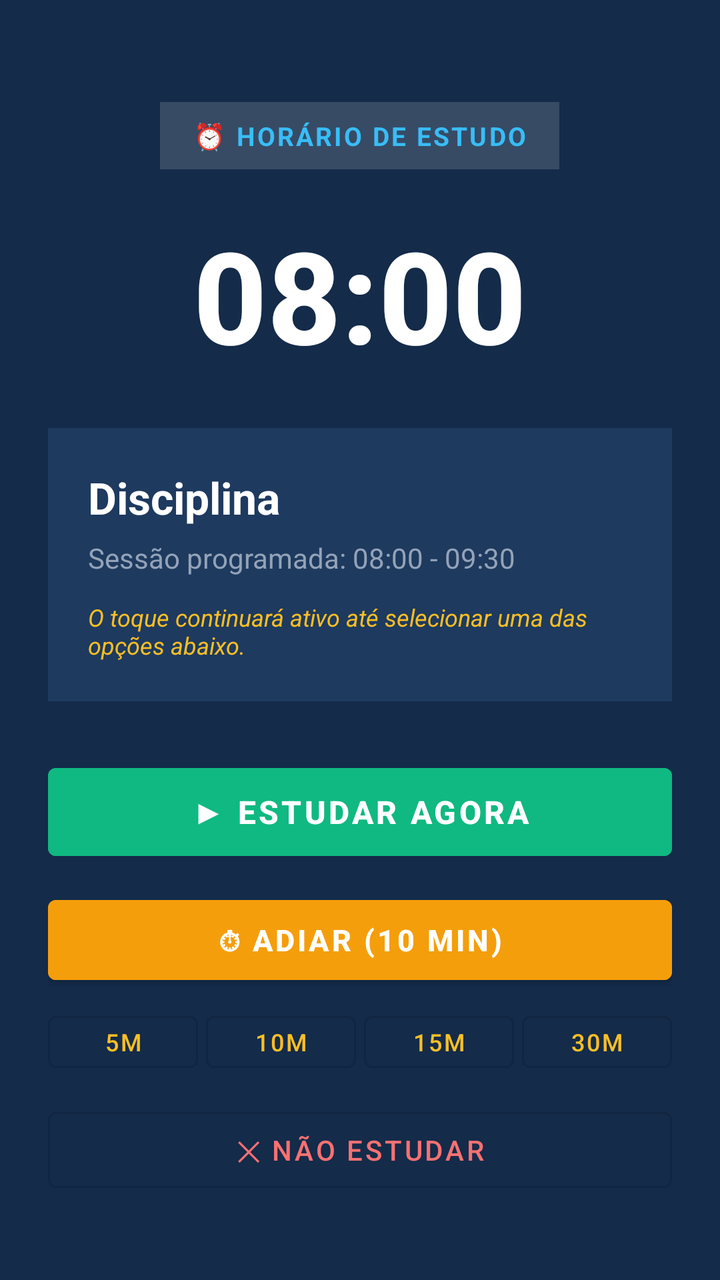
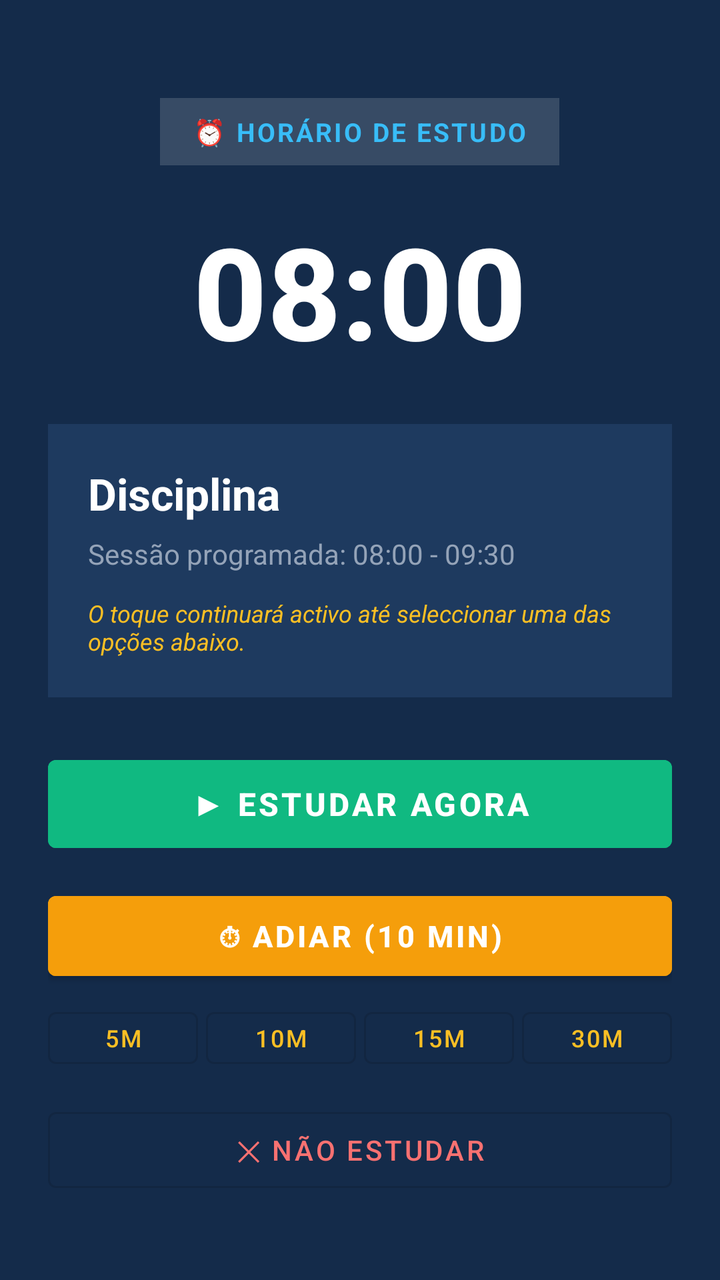

Two renders of the same Android screen: before a commit and after it. Below are the layout's source before the change and the commit's diff.
<!-- AndroidManifest.xml: activity theme Theme.StudyTrack.AlarmFullscreen -->
<!-- res/layout/activity_alarm.xml -->
<?xml version="1.0" encoding="utf-8"?>
<LinearLayout xmlns:android="http://schemas.android.com/apk/res/android"
    xmlns:app="http://schemas.android.com/apk/res-auto"
    android:layout_width="match_parent"
    android:layout_height="match_parent"
    android:orientation="vertical"
    android:background="@color/alarmBackground"
    android:gravity="center_horizontal"
    android:padding="24dp">

    
    <View
        android:layout_width="match_parent"
        android:layout_height="0dp"
        android:layout_weight="1" />

    
    <LinearLayout
        android:layout_width="wrap_content"
        android:layout_height="wrap_content"
        android:orientation="horizontal"
        android:gravity="center_vertical"
        android:background="#26FFFFFF"
        android:paddingHorizontal="16dp"
        android:paddingVertical="8dp">

        <TextView
            android:id="@+id/tvAlarmBadge"
            android:layout_width="wrap_content"
            android:layout_height="wrap_content"
            android:text="⏰ HORÁRIO DE ESTUDO"
            android:textColor="#38BDF8"
            android:textSize="13sp"
            android:textStyle="bold"
            android:letterSpacing="0.08" />
    </LinearLayout>

    
    <TextView
        android:id="@+id/tvClockTime"
        android:layout_width="wrap_content"
        android:layout_height="wrap_content"
        android:layout_marginTop="20dp"
        android:text="08:00"
        android:textColor="@color/alarmText"
        android:textSize="64sp"
        android:textStyle="bold"
        android:fontFamily="sans-serif-medium" />

    
    <LinearLayout
        android:layout_width="match_parent"
        android:layout_height="wrap_content"
        android:layout_marginTop="24dp"
        android:background="@color/alarmCard"
        android:orientation="vertical"
        android:padding="20dp">

        <TextView
            android:id="@+id/tvDisciplineName"
            android:layout_width="wrap_content"
            android:layout_height="wrap_content"
            android:text="Disciplina"
            android:textColor="@color/alarmText"
            android:textSize="22sp"
            android:textStyle="bold" />

        <TextView
            android:id="@+id/tvScheduleRange"
            android:layout_width="wrap_content"
            android:layout_height="wrap_content"
            android:layout_marginTop="6dp"
            android:text="Sessão programada: 08:00 - 09:30"
            android:textColor="@color/alarmSubtext"
            android:textSize="14sp" />

        <TextView
            android:id="@+id/tvAlarmNotice"
            android:layout_width="wrap_content"
            android:layout_height="wrap_content"
            android:layout_marginTop="12dp"
            android:text="O toque continuará ativo até selecionar uma das opções abaixo."
            android:textColor="#FBBF24"
            android:textSize="12sp"
            android:textStyle="italic" />
    </LinearLayout>

    
    <View
        android:layout_width="match_parent"
        android:layout_height="0dp"
        android:layout_weight="1" />

    
    <LinearLayout
        android:layout_width="match_parent"
        android:layout_height="wrap_content"
        android:orientation="vertical"
        android:gap="12dp">

        
        <Button
            android:id="@+id/btnStudy"
            android:layout_width="match_parent"
            android:layout_height="56dp"
            android:backgroundTint="@color/btnStudy"
            android:text="▶ ESTUDAR AGORA"
            android:textColor="#FFFFFF"
            android:textSize="16sp"
            android:textStyle="bold" />

        
        <Button
            android:id="@+id/btnSnooze"
            android:layout_width="match_parent"
            android:layout_height="52dp"
            android:layout_marginTop="10dp"
            android:backgroundTint="@color/btnSnooze"
            android:text="⏱ ADIAR (10 MIN)"
            android:textColor="#FFFFFF"
            android:textSize="15sp"
            android:textStyle="bold" />

        
        <LinearLayout
            android:id="@+id/layoutSnoozeChips"
            android:layout_width="match_parent"
            android:layout_height="wrap_content"
            android:layout_marginTop="6dp"
            android:orientation="horizontal"
            android:gravity="center">

            <Button
                android:id="@+id/btnSnooze5"
                style="?attr/materialButtonOutlinedStyle"
                android:layout_width="0dp"
                android:layout_height="38dp"
                android:layout_weight="1"
                android:layout_marginEnd="4dp"
                android:text="5m"
                android:textColor="#FBBF24"
                android:textSize="12sp" />

            <Button
                android:id="@+id/btnSnooze10"
                style="?attr/materialButtonOutlinedStyle"
                android:layout_width="0dp"
                android:layout_height="38dp"
                android:layout_weight="1"
                android:layout_marginEnd="4dp"
                android:text="10m"
                android:textColor="#FBBF24"
                android:textSize="12sp" />

            <Button
                android:id="@+id/btnSnooze15"
                style="?attr/materialButtonOutlinedStyle"
                android:layout_width="0dp"
                android:layout_height="38dp"
                android:layout_weight="1"
                android:layout_marginEnd="4dp"
                android:text="15m"
                android:textColor="#FBBF24"
                android:textSize="12sp" />

            <Button
                android:id="@+id/btnSnooze30"
                style="?attr/materialButtonOutlinedStyle"
                android:layout_width="0dp"
                android:layout_height="38dp"
                android:layout_weight="1"
                android:text="30m"
                android:textColor="#FBBF24"
                android:textSize="12sp" />
        </LinearLayout>

        
        <Button
            android:id="@+id/btnSkip"
            style="?attr/materialButtonOutlinedStyle"
            android:layout_width="match_parent"
            android:layout_height="50dp"
            android:layout_marginTop="10dp"
            android:text="✕ NÃO ESTUDAR"
            android:textColor="#F87171"
            android:textSize="14sp" />
    </LinearLayout>

    <View
        android:layout_width="match_parent"
        android:layout_height="16dp" />

</LinearLayout>
<!-- resources referenced by this layout -->
<resources>
  <color name="alarmBackground">#142B4A</color>
  <color name="alarmCard">#1E3A5F</color>
  <color name="alarmSubtext">#94A3B8</color>
  <color name="alarmText">#FFFFFF</color>
  <color name="btnSnooze">#F59E0B</color>
  <color name="btnStudy">#10B981</color>
  <style name="Theme.StudyTrack.AlarmFullscreen" parent="Theme.MaterialComponents.DayNight.NoActionBar">
          <item name="android:windowNoTitle">true</item>
          <item name="android:windowActionBar">false</item>
          <item name="android:windowContentOverlay">@null</item>
          <item name="android:statusBarColor">#142B4A</item>
          <item name="android:navigationBarColor">#0F1F35</item>
          <item name="android:windowBackground">@color/alarmBackground</item>
      </style>
</resources>

<!-- the commit's change to res/layout/activity_alarm.xml (unified diff, before → after) -->
@@ -33,6 +33,7 @@
             android:textSize="13sp"
             android:textStyle="bold"
             android:letterSpacing="0.08" />
+
     </LinearLayout>
 
     
@@ -79,10 +80,11 @@
             android:layout_width="wrap_content"
             android:layout_height="wrap_content"
             android:layout_marginTop="12dp"
-            android:text="O toque continuará ativo até selecionar uma das opções abaixo."
+            android:text="O toque continuará activo até seleccionar uma das opções abaixo."
             android:textColor="#FBBF24"
             android:textSize="12sp"
             android:textStyle="italic" />
+
     </LinearLayout>
 
     
@@ -95,8 +97,7 @@
     <LinearLayout
         android:layout_width="match_parent"
         android:layout_height="wrap_content"
-        android:orientation="vertical"
-        android:gap="12dp">
+        android:orientation="vertical">
 
         
         <Button
@@ -114,7 +115,7 @@
             android:id="@+id/btnSnooze"
             android:layout_width="match_parent"
             android:layout_height="52dp"
-            android:layout_marginTop="10dp"
+            android:layout_marginTop="12dp"
             android:backgroundTint="@color/btnSnooze"
             android:text="⏱ ADIAR (10 MIN)"
             android:textColor="#FFFFFF"
@@ -172,6 +173,7 @@
                 android:text="30m"
                 android:textColor="#FBBF24"
                 android:textSize="12sp" />
+
         </LinearLayout>
 
         
@@ -180,10 +182,11 @@
             style="?attr/materialButtonOutlinedStyle"
             android:layout_width="match_parent"
             android:layout_height="50dp"
-            android:layout_marginTop="10dp"
+            android:layout_marginTop="12dp"
             android:text="✕ NÃO ESTUDAR"
             android:textColor="#F87171"
             android:textSize="14sp" />
+
     </LinearLayout>
 
     <View
